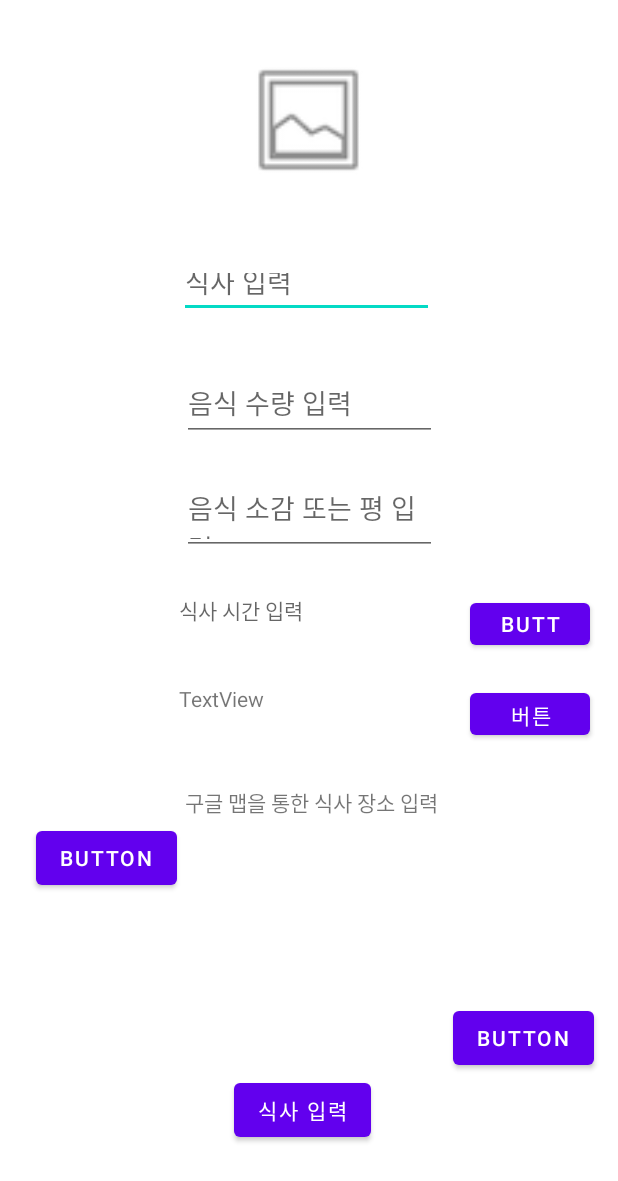
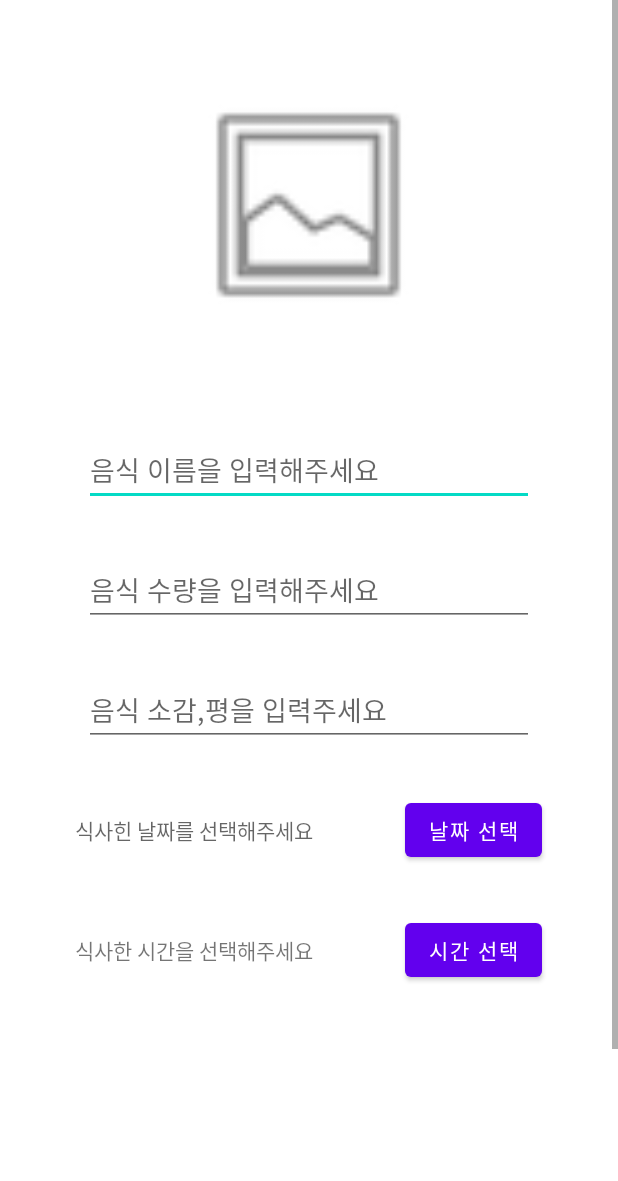
Before and after one commit to Jung-jaewoo/diet-android-app, an Android app: the layout activity_main.xml on its own in the app's theme, with its tools: preview values and no code run, on a phone screen of 412 x 824 dp. Shown: the top 1181 px of the screen. Run offline under Robolectric (Android 15) with nearby library versions, the phone set to English and light mode, and no system bars.

Commit message:
style : 식사등록 레이아웃 수정

```diff
--- a/app/src/main/java/com/example/mydietandroidapp/MainActivity.java
+++ b/app/src/main/java/com/example/mydietandroidapp/MainActivity.java
@@ -21,7 +21,6 @@ public class MainActivity extends AppCompatActivity {
     private final int GET_GALLERY_IMAGE = 200;
     private ImageView imageView;
     private Uri imageUri;
-    Button navigate_btn2;
     private TextView textView_Date;
     private TextView textView_Time;
     private DatePickerDialog.OnDateSetListener dateCallbackMethod;
@@ -34,15 +33,6 @@ public class MainActivity extends AppCompatActivity {
         setContentView(R.layout.activity_main);
 
         imageView = findViewById(R.id.image_view);
-
-        navigate_btn2 = (Button) findViewById(R.id.navigate_btn2);
-        navigate_btn2.setOnClickListener(new View.OnClickListener() {
-            @Override
-            public void onClick(View view) {
-                Intent intent = new Intent("com.example.mydietandroidapp.LAUNCH2");
-                startActivity(intent);
-            }
-        });
 
         InitializeDateView();
         InitializeTimeView();
--- a/app/src/main/res/layout/activity_main.xml
+++ b/app/src/main/res/layout/activity_main.xml
@@ -6,145 +6,128 @@
     android:layout_height="match_parent"
     tools:context=".MainActivity">
 
+    <ScrollView
+        android:layout_width="match_parent"
+        android:layout_height="match_parent">
+
+        <LinearLayout
+            android:layout_width="match_parent"
+            android:layout_height="wrap_content"
+            android:gravity="center"
+            android:orientation="vertical">
+
+            <LinearLayout
+                android:layout_width="match_parent"
+                android:layout_height="273dp"
+                android:gravity="center">
+
+                <ImageView
+                    android:id="@+id/image_view"
+                    android:layout_width="174dp"
+                    android:layout_height="161dp"
+                    android:onClick="onClickGallery"
+                    app:srcCompat="@android:drawable/ic_menu_gallery" />
+            </LinearLayout>
+
+            <LinearLayout
+                android:layout_width="match_parent"
+                android:layout_height="80dp"
+                android:gravity="center">
+
                 <EditText
                     android:id="@+id/foodName"
-        android:layout_width="170dp"
-        android:layout_height="40dp"
-        android:layout_marginTop="172dp"
-        android:hint="@string/textInputFood"
-        app:layout_constraintEnd_toEndOf="parent"
-        app:layout_constraintHorizontal_bias="0.493"
-        app:layout_constraintStart_toStartOf="parent"
-        app:layout_constraintTop_toTopOf="parent" />
+                    android:layout_width="300dp"
+                    android:layout_height="wrap_content"
+                    android:hint="@string/textInputFood" />
+            </LinearLayout>
+
+            <LinearLayout
+                android:layout_width="match_parent"
+                android:layout_height="80dp"
+                android:gravity="center">
+
+                <EditText
+                    android:id="@+id/mealCount"
+                    android:layout_width="300dp"
+                    android:layout_height="wrap_content"
+                    android:hint="@string/textInputFoodCount" />
+
+            </LinearLayout>
+
+            <LinearLayout
+                android:layout_width="match_parent"
+                android:layout_height="80dp"
+                android:gravity="center">
 
                 <EditText
                     android:id="@+id/mealReview"
-        android:layout_width="170dp"
-        android:layout_height="50dp"
-        android:layout_marginTop="320dp"
+                    android:layout_width="300dp"
+                    android:layout_height="wrap_content"
                     android:clickable="false"
                     android:editable="true"
-        android:hint="@string/textInputFoodReview"
-        app:layout_constraintEnd_toEndOf="parent"
-        app:layout_constraintHorizontal_bias="0.502"
-        app:layout_constraintStart_toStartOf="parent"
-        app:layout_constraintTop_toTopOf="parent" />
+                    android:hint="@string/textInputFoodReview" />
+            </LinearLayout>
+
+            <LinearLayout
+                android:layout_width="match_parent"
+                android:layout_height="80dp"
+                android:gravity="center">
 
                 <TextView
-        android:id="@+id/textview"
+                    android:id="@+id/mealDate"
+                    android:layout_width="220dp"
+                    android:layout_height="wrap_content"
+                    android:hint="@string/textInputFoodDate" />
+
+                <Button
+                    android:id="@+id/button3"
                     android:layout_width="wrap_content"
                     android:layout_height="wrap_content"
-        android:layout_marginTop="524dp"
-        android:onClick="navigateGoogleMap"
-        android:text="@string/textInputFoodPlace"
-        app:layout_constraintEnd_toEndOf="parent"
-        app:layout_constraintHorizontal_bias="0.508"
-        app:layout_constraintStart_toStartOf="parent"
-        app:layout_constraintTop_toTopOf="parent" />
+                    android:onClick="OnClickDateHandler"
+                    android:text="@string/textButtonInputFoodDate" />
 
-    <Button
-        android:id="@+id/button"
-        android:layout_width="wrap_content"
+            </LinearLayout>
+
+            <LinearLayout
+                android:layout_width="match_parent"
+                android:layout_height="80dp"
+                android:gravity="center">
+
+                <TextView
+                    android:id="@+id/mealTime"
+                    android:layout_width="220dp"
                     android:layout_height="wrap_content"
-        android:layout_marginStart="156dp"
-        android:layout_marginBottom="60dp"
-        android:onClick="addMeal"
-        android:text="@string/textInputFood"
-        app:layout_constraintBottom_toBottomOf="parent"
-        app:layout_constraintStart_toStartOf="parent" />
-
-    <EditText
-        android:id="@+id/mealCount"
-        android:layout_width="170dp"
-        android:layout_height="50dp"
-        android:layout_marginTop="244dp"
-        android:hint="@string/textInputFoodCount"
-        app:layout_constraintEnd_toEndOf="parent"
-        app:layout_constraintHorizontal_bias="0.502"
-        app:layout_constraintStart_toStartOf="parent"
-        app:layout_constraintTop_toTopOf="parent" />
+                    android:text="@string/textInputFoodTime" />
 
                 <Button
                     android:id="@+id/button4"
-        android:layout_width="80dp"
-        android:layout_height="40dp"
-        android:layout_marginStart="24dp"
-        android:layout_marginTop="456dp"
-        android:onClick="OnClickTimeHandler"
-        android:text="버튼"
-        app:layout_constraintStart_toEndOf="@+id/mealTime"
-        app:layout_constraintTop_toTopOf="parent" />
-
-    <TextView
-        android:id="@+id/mealTime"
-        android:layout_width="170dp"
-        android:layout_height="40dp"
-        android:layout_marginTop="456dp"
-        android:text="TextView"
-        app:layout_constraintEnd_toEndOf="parent"
-        app:layout_constraintHorizontal_bias="0.493"
-        app:layout_constraintStart_toStartOf="parent"
-        app:layout_constraintTop_toTopOf="parent" />
-
-    <Button
-        android:id="@+id/button3"
-        android:layout_width="80dp"
-        android:layout_height="40dp"
-        android:layout_marginStart="24dp"
-        android:layout_marginTop="396dp"
-        android:onClick="OnClickDateHandler"
-        android:text="Button"
-        app:layout_constraintStart_toEndOf="@+id/mealDate"
-        app:layout_constraintTop_toTopOf="parent" />
-
-    <TextView
-        android:id="@+id/mealDate"
-        android:layout_width="170dp"
-        android:layout_height="40dp"
-        android:layout_marginTop="396dp"
-        android:hint="@string/textInputFoodTime"
-        app:layout_constraintEnd_toEndOf="parent"
-        app:layout_constraintHorizontal_bias="0.493"
-        app:layout_constraintStart_toStartOf="parent"
-        app:layout_constraintTop_toTopOf="parent" />
-
-    <Button
-        android:id="@+id/button2"
                     android:layout_width="wrap_content"
                     android:layout_height="wrap_content"
-        android:layout_marginEnd="16dp"
-        android:layout_marginBottom="108dp"
-        android:onClick="getStudents"
-        android:text="Button"
-        app:layout_constraintBottom_toBottomOf="parent"
-        app:layout_constraintEnd_toEndOf="parent" />
+                    android:onClick="OnClickTimeHandler"
+                    android:text="@string/textButtonInputFoodTime" />
+
+            </LinearLayout>
+
+            <LinearLayout
+                android:layout_width="match_parent"
+                android:layout_height="253dp">
 
                 <FrameLayout
                     android:id="@+id/mainFragment"
                     android:layout_width="match_parent"
-        android:layout_height="match_parent">
+                    android:layout_height="251dp">
+
                 </FrameLayout>
-
-    <ImageView
-        android:id="@+id/image_view"
-        android:layout_width="94dp"
-        android:layout_height="88dp"
-        android:layout_marginTop="36dp"
-        android:onClick="onClickGallery"
-        app:layout_constraintEnd_toEndOf="parent"
-        app:layout_constraintHorizontal_bias="0.498"
-        app:layout_constraintStart_toStartOf="parent"
-        app:layout_constraintTop_toTopOf="parent"
-        app:srcCompat="@android:drawable/ic_menu_gallery" />
+            </LinearLayout>
 
             <Button
-        android:id="@+id/navigate_btn2"
-        android:layout_width="wrap_content"
-        android:layout_height="wrap_content"
-        android:layout_marginStart="24dp"
-        android:layout_marginBottom="228dp"
-        android:text="Button"
-        app:layout_constraintBottom_toBottomOf="parent"
-        app:layout_constraintStart_toStartOf="parent" />
+                android:id="@+id/button"
+                android:layout_width="107dp"
+                android:layout_height="44dp"
+                android:onClick="addMeal"
+                android:text="@string/textInputFoodInfo" />
+
+        </LinearLayout>
+    </ScrollView>
 
 </androidx.constraintlayout.widget.ConstraintLayout>
--- a/app/src/main/res/layout/fragment_maps.xml
+++ b/app/src/main/res/layout/fragment_maps.xml
@@ -1,7 +1,7 @@
 <?xml version="1.0" encoding="utf-8"?>
 <LinearLayout xmlns:android="http://schemas.android.com/apk/res/android"
     android:layout_width="match_parent"
-    android:layout_height="match_parent"
+    android:layout_height="250dp"
     android:orientation="vertical">
 
     <com.google.android.gms.maps.MapView
--- a/app/src/main/res/values/strings.xml
+++ b/app/src/main/res/values/strings.xml
@@ -2,14 +2,17 @@
     <string name="app_name">MyDietAndroidApp</string>
     <string name="textInputFoodImage">음식 사진 첨부</string>
     <string name="textInputFoodName">음식 이름 입력</string>
-    <string name="textInputFoodCount">음식 수량 입력</string>
-    <string name="textInputFoodReview">음식 소감 또는 평 입력</string>
-    <string name="textInputFoodTime">식사 시간 입력</string>
-    <string name="textInputFoodPlace">구글 맵을 통한 식사 장소 입력</string>
-    <string name="textInputFood">식사 입력</string>
+    <string name="textInputFoodCount">음식 수량을 입력해주세요</string>
+    <string name="textInputFoodReview">음식 소감,평을 입력주세요</string>
+    <string name="textInputFoodDate">식사힌 날짜를 선택해주세요</string>
+    <string name="textInputFoodTime">식사한 시간을 선택해주세요</string>
+    <string name="textInputFood">음식 이름을 입력해주세요</string>
+    <string name="textButtonInputFoodDate">날짜 선택</string>
+    <string name="textButtonInputFoodTime">시간 선택</string>
     <string name="title_activity_maps">MapsActivity</string>
     <string name="textMap">지도</string>
     <string name="textInputMeal">식사 입력하기</string>
     <string name="textShowMeal">식사 보기</string>
     <string name="textAnalyzeMeal">식사 분석</string>
+    <string name="textInputFoodInfo">음식 등록</string>
 </resources>
```
Lines whose indentation alone changed are shown as unchanged.
